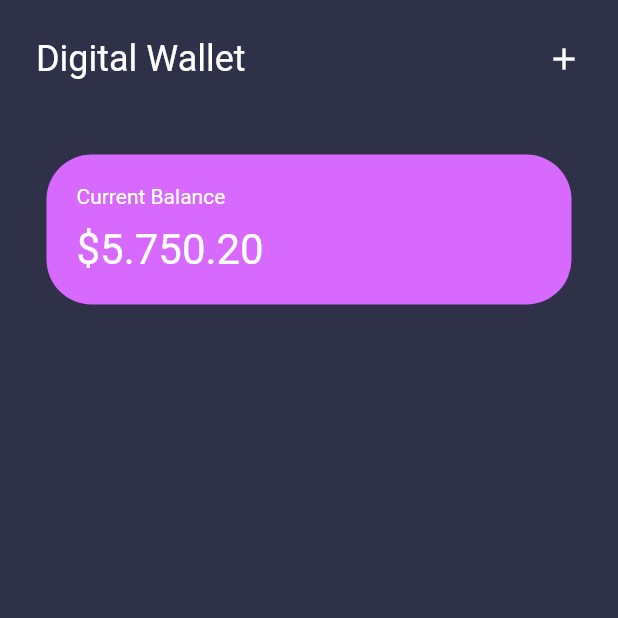
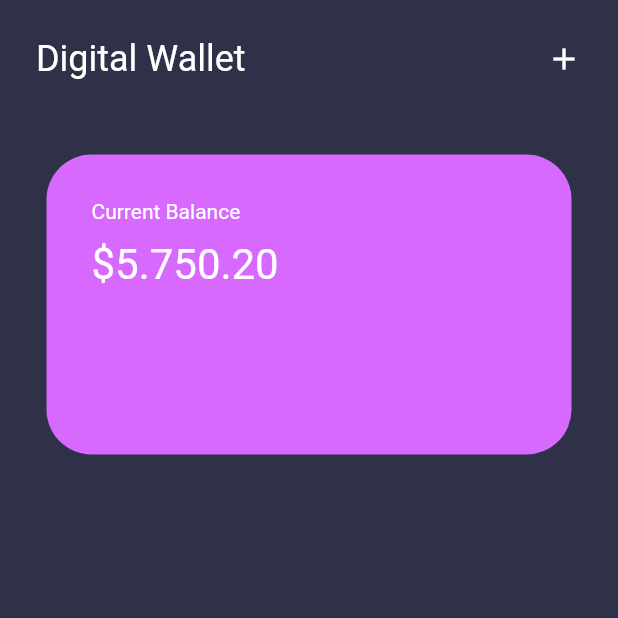
Before and after one commit to adrianchv01/wallet_flutter, a Flutter app: the screen it shows after launch, on a phone screen of 412 x 824 dp, the top half of it. Run offline on Flutter 3.47's test engine with Material 2 defaults, Android fonts, the phone set to English and light mode, and no system bars; Roboto replaces fonts that are missing (avenir).

Commit message:
wallet v2.2

```diff
--- a/lib/pages/home_page.dart
+++ b/lib/pages/home_page.dart
@@ -34,9 +34,11 @@ class _HomePageState extends State<HomePage> {
                 ],
               ),
             ),
+            // ignore: prefer_const_constructors
             SizedBox(height: 25),
 
             //Cards------------------------------------------------
+            // ignore: prefer_const_constructors
             MyCard(),
           ],
         ),
--- a/lib/util/my_card.dart
+++ b/lib/util/my_card.dart
@@ -7,13 +7,14 @@ class MyCard extends StatelessWidget {
   Widget build(BuildContext context) {
     return Container(
         width: 350,
-                padding: EdgeInsets.all(20),
+        height: 200,
+        padding: const EdgeInsets.all(30),
         decoration: BoxDecoration(
-                    color: Color(0xffD869FF),
+            color: const Color(0xffD869FF),
             borderRadius: BorderRadius.circular(30)),
         child: Column(
           crossAxisAlignment: CrossAxisAlignment.start,
-                  children: [
+          children: const [
           Text(
             'Current Balance',
             style: TextStyle(color: Colors.white,
```
Lines whose indentation alone changed are shown as unchanged.
